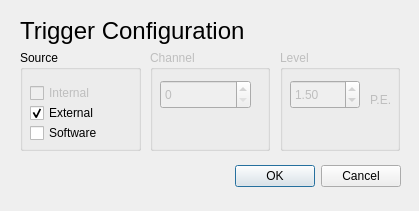
Before: the Qt Designer form triggermenudialog.ui in ecristal/daphne_gui, drawn with Qt 5.
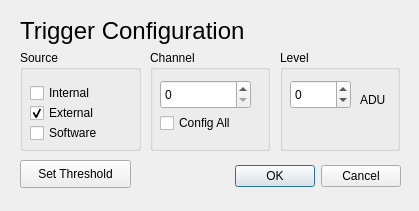
After: the same form once the commit is applied.

What changed in the file:
```diff
--- a/triggermenudialog.ui
+++ b/triggermenudialog.ui
@@ -61,7 +61,7 @@
    </property>
    <widget class="QCheckBox" name="checkBoxSourceInternal">
     <property name="enabled">
-     <bool>false</bool>
+     <bool>true</bool>
     </property>
     <property name="geometry">
      <rect>
@@ -107,7 +107,7 @@
   </widget>
   <widget class="QGroupBox" name="groupBox_2">
    <property name="enabled">
-    <bool>false</bool>
+    <bool>true</bool>
    </property>
    <property name="geometry">
     <rect>
@@ -120,7 +120,13 @@
    <property name="title">
     <string>Channel</string>
    </property>
+   <property name="checkable">
+    <bool>false</bool>
+   </property>
    <widget class="QSpinBox" name="spinBoxChannel">
+    <property name="enabled">
+     <bool>true</bool>
+    </property>
     <property name="geometry">
      <rect>
       <x>10</x>
@@ -133,10 +139,23 @@
      <number>39</number>
     </property>
    </widget>
+   <widget class="QCheckBox" name="checkBoxConfigAll">
+    <property name="geometry">
+     <rect>
+      <x>10</x>
+      <y>60</y>
+      <width>90</width>
+      <height>26</height>
+     </rect>
+    </property>
+    <property name="text">
+     <string>Config All</string>
+    </property>
+   </widget>
   </widget>
   <widget class="QGroupBox" name="groupBox_3">
    <property name="enabled">
-    <bool>false</bool>
+    <bool>true</bool>
    </property>
    <property name="geometry">
     <rect>
@@ -149,38 +168,51 @@
    <property name="title">
     <string>Level</string>
    </property>
-   <widget class="QDoubleSpinBox" name="doubleSpinBoxLevel">
-    <property name="geometry">
-     <rect>
-      <x>10</x>
-      <y>30</y>
-      <width>70</width>
-      <height>29</height>
-     </rect>
-    </property>
-    <property name="minimum">
-     <double>0.500000000000000</double>
-    </property>
-    <property name="maximum">
-     <double>2000.000000000000000</double>
-    </property>
-    <property name="value">
-     <double>1.500000000000000</double>
-    </property>
-   </widget>
    <widget class="QLabel" name="label_2">
     <property name="geometry">
      <rect>
-      <x>90</x>
+      <x>80</x>
       <y>40</y>
       <width>31</width>
       <height>20</height>
      </rect>
     </property>
     <property name="text">
-     <string>P.E.</string>
+     <string>ADU</string>
     </property>
    </widget>
+   <widget class="QSpinBox" name="spinBoxLevel">
+    <property name="enabled">
+     <bool>true</bool>
+    </property>
+    <property name="geometry">
+     <rect>
+      <x>10</x>
+      <y>30</y>
+      <width>61</width>
+      <height>29</height>
+     </rect>
+    </property>
+    <property name="minimum">
+     <number>-16384</number>
+    </property>
+    <property name="maximum">
+     <number>16384</number>
+    </property>
+   </widget>
+  </widget>
+  <widget class="QPushButton" name="pushButtonSetThreshold">
+   <property name="geometry">
+    <rect>
+     <x>20</x>
+     <y>160</y>
+     <width>111</width>
+     <height>28</height>
+    </rect>
+   </property>
+   <property name="text">
+    <string>Set Threshold</string>
+   </property>
   </widget>
  </widget>
  <resources/>
```
